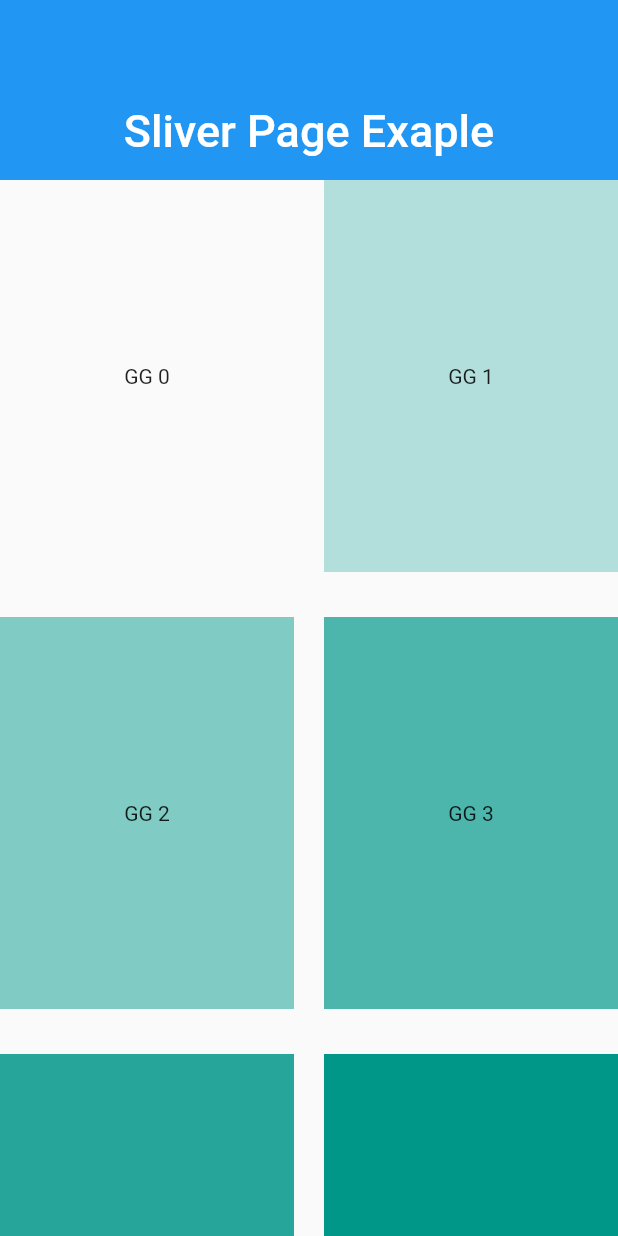
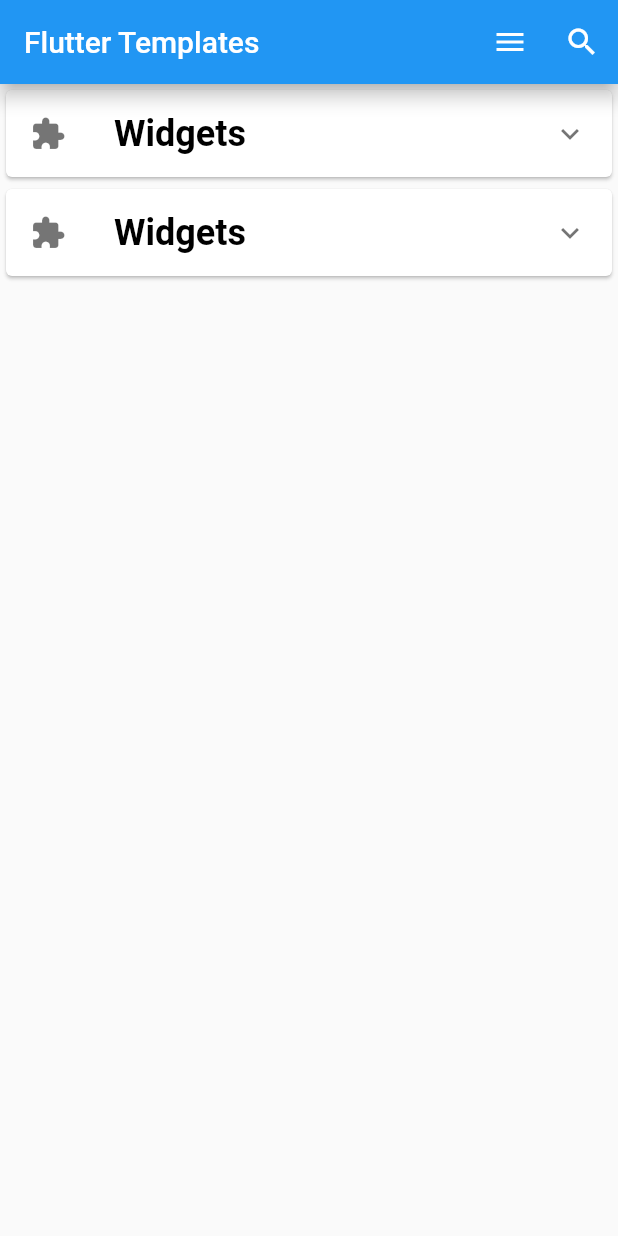
Before and after one commit to JhonnathaMonteiro/flutter_templates, a Flutter app: the screen it shows after launch, on a phone screen of 412 x 824 dp. Run offline on Flutter 3.47's test engine with Material 2 defaults, Android fonts, the phone set to English and light mode, and no system bars; drawn by our look-alikes of backdrop.

Commit message:
added some features

```diff
--- a/lib/main.dart
+++ b/lib/main.dart
@@ -1,10 +1,87 @@
 import 'package:flutter/material.dart';
-import 'package:base_templates/screens/carousel_templates/sliver_page.dart';
-import 'package:base_templates/screens/carousel_templates/nested_page_view.dart';
+import 'package:backdrop/backdrop.dart';
 
 void main() => runApp(
       MaterialApp(
         debugShowCheckedModeBanner: false,
-        home: HomePageSliverPage(),
+        home: HomePage(),
       ),
     );
+
+class HomePage extends StatefulWidget {
+  @override
+  _HomePageState createState() => _HomePageState();
+}
+
+class _HomePageState extends State<HomePage> {
+  @override
+  Widget build(BuildContext context) {
+    return BackdropScaffold(
+      appBar: BackdropAppBar(
+        elevation: 5.0,
+        title: Text("Flutter Templates"),
+        automaticallyImplyLeading: false,
+        actions: <Widget>[
+          BackdropToggleButton(),
+          IconButton(icon: Icon(Icons.search), onPressed: () {}),
+        ],
+      ),
+      backLayer: Center(
+        child: Text("Back Layer Placeholder!!"),
+      ),
+      frontLayerBorderRadius: BorderRadius.zero,
+      frontLayer: Builder(
+        builder: (context) => Center(
+          child: ListView.builder(
+            itemBuilder: (context, index) {
+              return Card(
+                child: ExpansionTile(
+                  title: Text(
+                    "Widgets",
+                    style: TextStyle(
+                      color: Colors.black,
+                      fontSize: 24,
+                      fontWeight: FontWeight.w600,
+                    ),
+                  ),
+                  leading: Icon(
+                    Icons.extension,
+                  ),
+                  children: <Widget>[
+                    ListTile(
+                      title: Text('SUB 1'),
+                      leading: IconButton(
+                        splashColor: Colors.transparent,
+                        icon: Icon(Icons.star_border),
+                        onPressed: () {},
+                      ),
+                      subtitle: Text('Sub text (description)'),
+                      trailing: Icon(
+                        Icons.arrow_forward_ios,
+                        size: 13,
+                      ),
+                    ),
+                    ListTile(
+                      title: Text('SUB 2'),
+                      leading: IconButton(
+                        splashColor: Colors.transparent,
+                        icon: Icon(Icons.star_border),
+                        onPressed: () {},
+                      ),
+                      subtitle: Text('Sub text (description)'),
+                      trailing: Icon(
+                        Icons.arrow_forward_ios,
+                        size: 13,
+                      ),
+                    )
+                  ],
+                ),
+              );
+            },
+            itemCount: 2,
+          ),
+        ),
+      ),
+    );
+  }
+}
--- a/lib/screens/carousel_templates/sliver_page.dart
+++ b/lib/templates/carousel_templates/sliver_page.dart
@@ -29,7 +29,7 @@ class _HomePageSliverPageState extends State<HomePageSliverPage> {
             maxCrossAxisExtent: 200.0,
             mainAxisSpacing: 30.0,
             crossAxisSpacing: 20.0,
-            childAspectRatio: 3 / 4,
+            childAspectRatio: 1 / 2,
           ),
           delegate: SliverChildBuilderDelegate(
             (BuildContext context, int index) {
--- a/pubspec.yaml
+++ b/pubspec.yaml
@@ -23,6 +23,7 @@ environment:
 dependencies:
   flutter:
     sdk: flutter
+  backdrop: ^0.4.1
 
   # The following adds the Cupertino Icons font to your application.
   # Use with the CupertinoIcons class for iOS style icons.
@@ -44,7 +45,7 @@ flutter:
 
   # To add assets to your application, add an assets section, like this:
   assets:
-    - assets/images/
+    - assets/images/login_screen_01/
   #   - images/a_dot_ham.jpeg
   # An image asset can refer to one or more resolution-specific "variants", see
   # https://flutter.dev/assets-and-images/#resolution-aware.
```
Also changed, not shown: lib/models/template_model.dart (added, +29 -0 lines), lib/templates/widgets/buttons_ex.dart (added, +100 -0 lines), lib/templates/widgets/icon_ex.dart (added, +23 -0 lines), lib/templates/widgets/text_ex.dart (added, +21 -0 lines), assets/images/login_screen_01/background.png (added), assets/images/login_screen_01/clock.png (added), assets/images/login_screen_01/light-1.png (added), assets/images/login_screen_01/light-2.png (added), lib/my_main_app.dart (added), lib/templates/carousel_templates/nested_page_view.dart (renamed from lib/screens/carousel_templates/nested_page_view.dart), lib/templates/widgets/card_ex.dart (added), lib/templates/widgets/image_ex.dart (added), lib/templates/widgets/inkwell_ex.dart (added), lib/templates/widgets/text_field_ex.dart (added), 3 more files, 1 other file.
